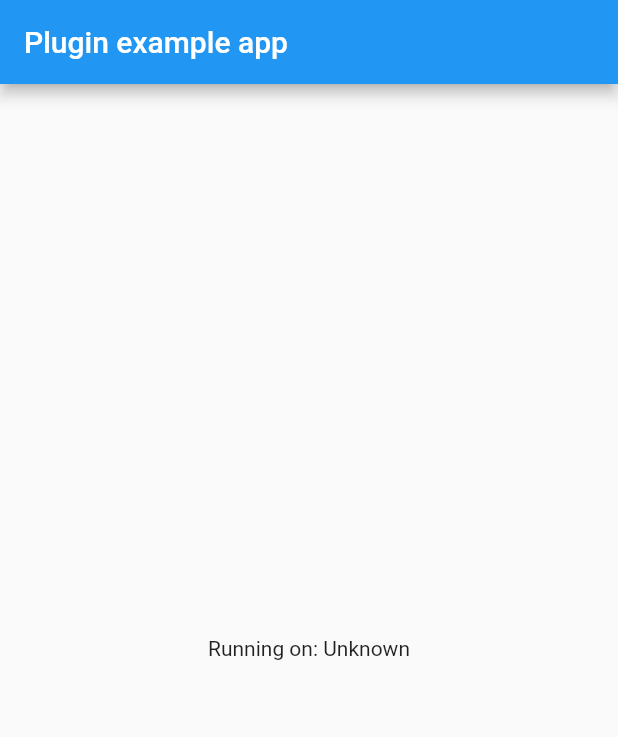
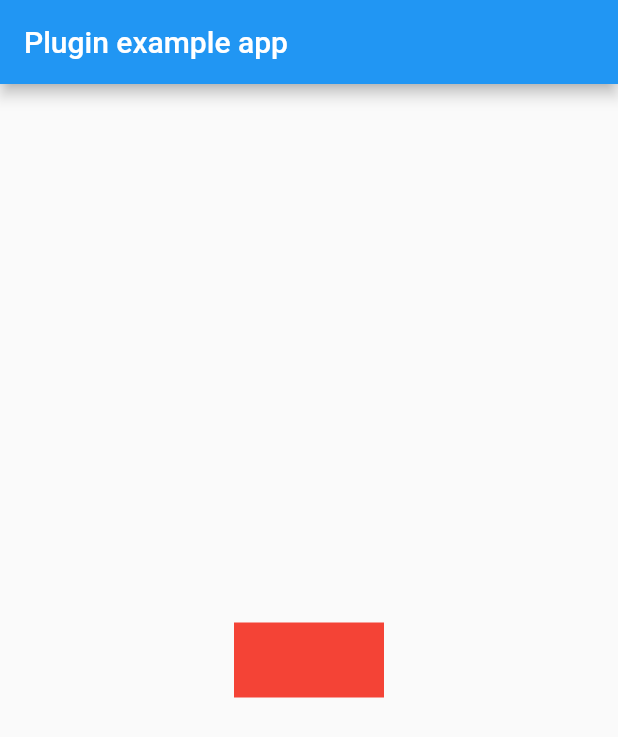
Before and after one commit to StanleyCocos/flutter_groups_cache, a Flutter app: the screen it shows after launch, on a phone screen of 412 x 824 dp. Shown: the top 737 px of the screen. Run offline on Flutter 3.47's test engine with Material 2 defaults, Android fonts, the phone set to English and light mode, and no system bars.

```diff
--- a/example/lib/main.dart
+++ b/example/lib/main.dart
@@ -21,11 +21,13 @@ class _MyAppState extends State<MyApp> {
   @override
   void initState() {
     super.initState();
-    initPlatformState();
+    // initPlatformState();
+    FlutterGroups.init("test.com.test");
   }
   // Platform messages are asynchronous, so we initialize in an async method.
   Future<void> initPlatformState() async {
-
+    print("initPlatformState");
+    FlutterGroups.setInt("name", value: 1);
   }
 
   @override
@@ -36,7 +38,16 @@ class _MyAppState extends State<MyApp> {
           title: const Text('Plugin example app'),
         ),
         body: Center(
-          child: Text('Running on: $_platformVersion\n'),
+          child: GestureDetector(
+            onTap: (){
+              initPlatformState();
+            },
+            child: Container(
+              width: 100,
+              height: 50,
+              color: Colors.red,
+            ),
+          ),
         ),
       ),
     );
```
Also changed, not shown: 1 other file.
